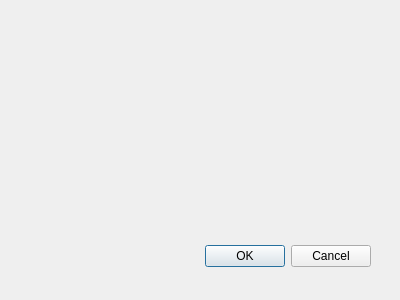
This is ccreateprojectdialog.ui in lazin87/KotkaSource as Qt 5 draws it before an edit. The edited form follows.
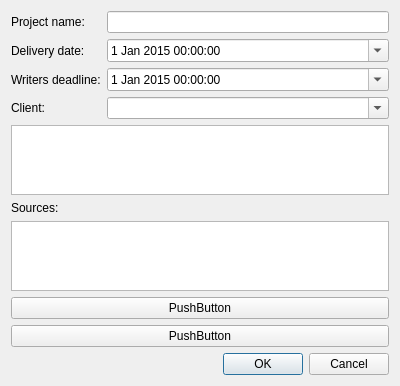
This is the edited form.

Commit message: ccreateProjectDialog window design

What changed in the file:
```diff
--- a/ccreateprojectdialog.ui
+++ b/ccreateprojectdialog.ui
@@ -9,28 +9,141 @@
     <x>0</x>
     <y>0</y>
     <width>400</width>
-    <height>300</height>
+    <height>352</height>
    </rect>
   </property>
   <property name="windowTitle">
    <string>Dialog</string>
   </property>
-  <widget name="buttonBox" class="QDialogButtonBox">
-   <property name="geometry">
-    <rect>
-     <x>30</x>
-     <y>240</y>
-     <width>341</width>
-     <height>32</height>
-    </rect>
-   </property>
-   <property name="orientation">
-    <enum>Qt::Horizontal</enum>
-   </property>
-   <property name="standardButtons">
-    <set>QDialogButtonBox::Cancel|QDialogButtonBox::Ok</set>
-   </property>
-  </widget>
+  <layout class="QVBoxLayout" name="verticalLayout">
+   <item>
+    <layout class="QFormLayout" name="formLayout">
+     <property name="fieldGrowthPolicy">
+      <enum>QFormLayout::AllNonFixedFieldsGrow</enum>
+     </property>
+     <item row="1" column="0">
+      <widget class="QLabel" name="labelProjectName">
+       <property name="text">
+        <string>Project name:</string>
+       </property>
+      </widget>
+     </item>
+     <item row="1" column="1">
+      <widget class="QLineEdit" name="projectNamelineEdit"/>
+     </item>
+     <item row="2" column="0">
+      <widget class="QLabel" name="deliveryDateLabel">
+       <property name="text">
+        <string>Delivery date:</string>
+       </property>
+      </widget>
+     </item>
+     <item row="2" column="1">
+      <widget class="QDateTimeEdit" name="dateTimeEdit">
+       <property name="date">
+        <date>
+         <year>2015</year>
+         <month>1</month>
+         <day>1</day>
+        </date>
+       </property>
+       <property name="minimumDate">
+        <date>
+         <year>2000</year>
+         <month>1</month>
+         <day>1</day>
+        </date>
+       </property>
+       <property name="calendarPopup">
+        <bool>true</bool>
+       </property>
+      </widget>
+     </item>
+     <item row="3" column="0">
+      <widget class="QLabel" name="writersDeadlineLabel">
+       <property name="text">
+        <string>Writers deadline:</string>
+       </property>
+       <property name="textFormat">
+        <enum>Qt::PlainText</enum>
+       </property>
+      </widget>
+     </item>
+     <item row="3" column="1">
+      <widget class="QDateTimeEdit" name="dateTimeEdit_2">
+       <property name="date">
+        <date>
+         <year>2015</year>
+         <month>1</month>
+         <day>1</day>
+        </date>
+       </property>
+       <property name="minimumDate">
+        <date>
+         <year>2000</year>
+         <month>1</month>
+         <day>1</day>
+        </date>
+       </property>
+       <property name="calendarPopup">
+        <bool>true</bool>
+       </property>
+      </widget>
+     </item>
+     <item row="4" column="0">
+      <widget class="QLabel" name="clientLabel">
+       <property name="text">
+        <string>Client:</string>
+       </property>
+      </widget>
+     </item>
+     <item row="4" column="1">
+      <widget class="QComboBox" name="comboBox">
+       <property name="editable">
+        <bool>true</bool>
+       </property>
+      </widget>
+     </item>
+    </layout>
+   </item>
+   <item>
+    <widget class="QTableView" name="clientTableView"/>
+   </item>
+   <item>
+    <widget class="QLabel" name="sourcesLabel">
+     <property name="text">
+      <string>Sources:</string>
+     </property>
+    </widget>
+   </item>
+   <item>
+    <widget class="QTableView" name="sourcesTableView"/>
+   </item>
+   <item>
+    <widget class="QPushButton" name="pushButton">
+     <property name="text">
+      <string>PushButton</string>
+     </property>
+    </widget>
+   </item>
+   <item>
+    <widget class="QPushButton" name="pushButton_2">
+     <property name="text">
+      <string>PushButton</string>
+     </property>
+    </widget>
+   </item>
+   <item>
+    <widget class="QDialogButtonBox" name="buttonBox">
+     <property name="orientation">
+      <enum>Qt::Horizontal</enum>
+     </property>
+     <property name="standardButtons">
+      <set>QDialogButtonBox::Cancel|QDialogButtonBox::Ok</set>
+     </property>
+    </widget>
+   </item>
+  </layout>
  </widget>
  <pixmapfunction/>
  <resources/>
```
Left out of the diff: 9 changed lines with no effect on the pictures.
